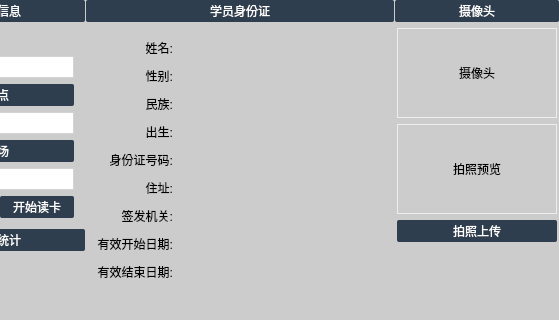
Old version of the form IDReader/gui/MainWidget.ui in the repository xtuer/Qt; both pictures show x 91 to 650 and y 0 to 320 of the 650 by 552 pixel window.
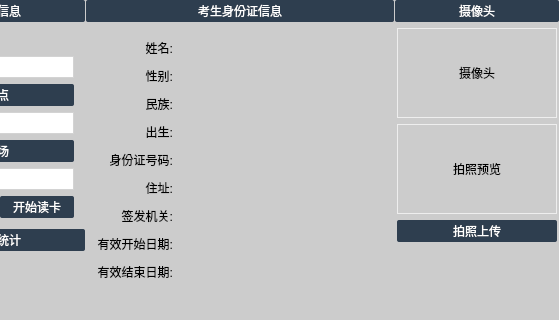
New version of the form. Icons and pictures are not drawn.

Commit message: 显示考点名字

The edit to the form file:
```diff
--- a/IDReader/gui/MainWidget.ui
+++ b/IDReader/gui/MainWidget.ui
@@ -317,7 +317,7 @@
       <item>
        <widget class="QPushButton" name="personLabel">
         <property name="text">
-         <string>学员身份证</string>
+         <string>考生身份证信息</string>
         </property>
         <property name="flat">
          <bool>true</bool>
```
The commit also changes 1 other file.
